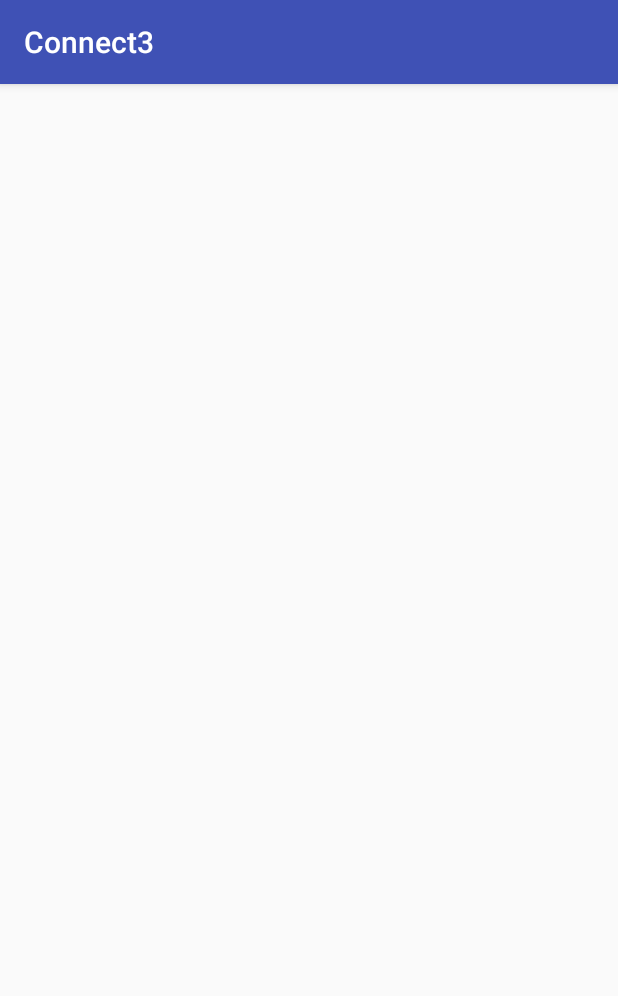
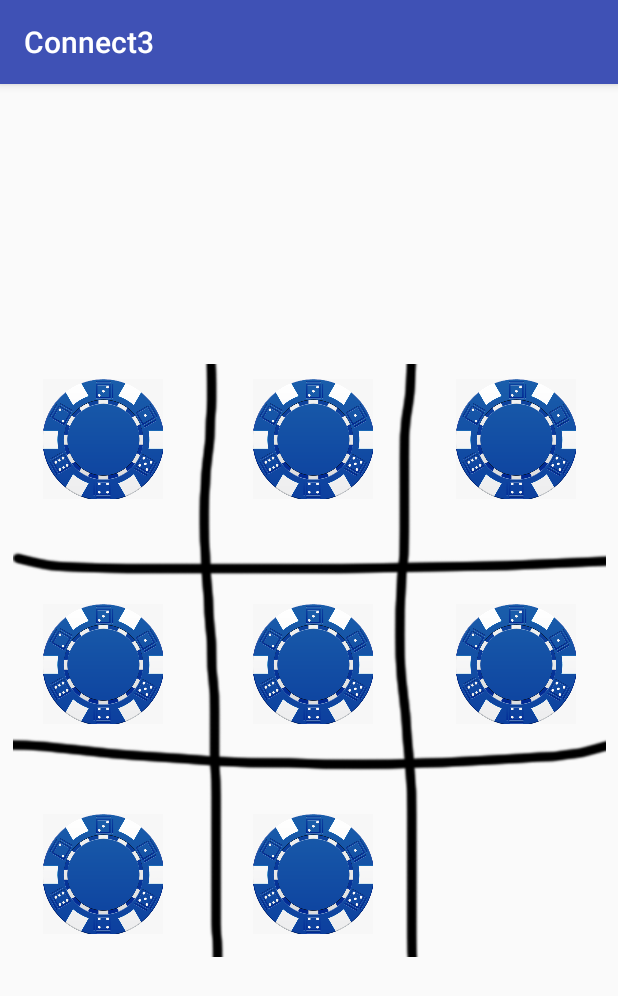
Before and after one commit to RishabParmar/Connect3, an Android app: the screen it shows after launch (MainActivity), on a phone screen of 412 x 824 dp. Shown: the top 996 px of the screen. Run offline under Robolectric (Android 15) with nearby library versions, the light colour scheme and no system bars.

Commit message:
Designed the board game grid, the coin crop animation and the prototype algorithm

```diff
--- a/app/src/main/java/com/example/parma/connect3/MainActivity.java
+++ b/app/src/main/java/com/example/parma/connect3/MainActivity.java
@@ -2,10 +2,37 @@ package com.example.parma.connect3;
 
 import android.support.v7.app.AppCompatActivity;
 import android.os.Bundle;
+import android.util.Log;
 import android.view.View;
 import android.widget.ImageView;
 
 public class MainActivity extends AppCompatActivity {
+
+    // 0: Blue, 1: Black, -1: Empty board cell
+    int r00 = -1;
+    int r01 = -1;
+    int r02 = -1;
+    int r10 = -1;
+    int r11 = -1;
+    int r12 = -1;
+    int r20 = -1;
+    int r21 = -1;
+    int r22 = -1;
+
+    public void dropChip(View view) {
+        ImageView board_cell = (ImageView) view;
+        String board_cellTag = board_cell.getTag().toString();
+        Log.i("Cell tag ", board_cellTag);
+
+        // First check the condition to find out what color of coin was inserted in last, blue or black
+        // Next, once the coin has been inserted, remove the onclick attribute of the imageview in question
+        // Finally, update the occupied matrix and check it at the end of each click
+        // Lastly, the play again button will reset all the value to -1 as it should and clear the UI of the chips
+
+        board_cell.setImageResource(R.drawable.blue);
+        board_cell.setY(-1000f);
+        board_cell.animate().translationY(0f).setDuration(500);
+    }
 
     @Override
     protected void onCreate(Bundle savedInstanceState) {
--- a/app/src/main/res/layout/activity_main.xml
+++ b/app/src/main/res/layout/activity_main.xml
@@ -7,17 +7,116 @@
     tools:context="com.example.parma.connect3.MainActivity">
 
     <GridLayout
-        android:id="@+id/playSpace"
-        android:layout_width="0dp"
-        android:layout_height="442dp"
+        android:layout_width="395dp"
+        android:layout_height="395dp"
         android:layout_marginBottom="8dp"
         android:layout_marginEnd="8dp"
         android:layout_marginStart="8dp"
         android:layout_marginTop="8dp"
+        android:background="@drawable/play_board"
+        android:columnCount="3"
+        android:rowCount="3"
         app:layout_constraintBottom_toBottomOf="parent"
         app:layout_constraintEnd_toEndOf="parent"
         app:layout_constraintStart_toStartOf="parent"
         app:layout_constraintTop_toTopOf="parent">
 
+        <ImageView
+            android:id="@+id/r00"
+            android:layout_width="80dp"
+            android:layout_height="80dp"
+            android:layout_margin="10dp"
+            android:layout_marginLeft="20dp"
+            android:adjustViewBounds="false"
+            android:cropToPadding="false"
+            app:srcCompat="@drawable/blue"
+            tools:layout_editor_absoluteX="0dp"
+            tools:layout_editor_absoluteY="104dp" />
+
+        <ImageView
+            android:id="@+id/r01"
+            android:layout_width="80dp"
+            android:layout_height="80dp"
+            android:layout_margin="10dp"
+            android:layout_marginLeft="50dp"
+            app:srcCompat="@drawable/blue"
+            tools:layout_editor_absoluteX="0dp"
+            tools:layout_editor_absoluteY="104dp" />
+
+        <ImageView
+            android:id="@+id/r02"
+            android:layout_width="80dp"
+            android:layout_height="80dp"
+            android:layout_margin="10dp"
+            android:layout_marginLeft="25dp"
+            app:srcCompat="@drawable/blue"
+            tools:layout_editor_absoluteX="0dp"
+            tools:layout_editor_absoluteY="104dp" />
+
+        <ImageView
+            android:id="@+id/r10"
+            android:layout_width="80dp"
+            android:layout_height="80dp"
+            android:layout_margin="10dp"
+            android:layout_marginLeft="20dp"
+            android:layout_marginTop="60dp"
+            app:srcCompat="@drawable/blue"
+            tools:layout_editor_absoluteX="0dp"
+            tools:layout_editor_absoluteY="104dp" />
+
+        <ImageView
+            android:id="@+id/r11"
+            android:layout_width="80dp"
+            android:layout_height="80dp"
+            android:layout_margin="30dp"
+            android:layout_marginLeft="50dp"
+            android:layout_marginTop="60dp"
+            app:srcCompat="@drawable/blue"
+            tools:layout_editor_absoluteX="0dp"
+            tools:layout_editor_absoluteY="104dp" />
+
+        <ImageView
+            android:id="@+id/r12"
+            android:layout_width="80dp"
+            android:layout_height="80dp"
+            android:layout_margin="10dp"
+            android:layout_marginLeft="25dp"
+            android:layout_marginTop="60dp"
+            app:srcCompat="@drawable/blue"
+            tools:layout_editor_absoluteX="0dp"
+            tools:layout_editor_absoluteY="104dp" />
+
+        <ImageView
+            android:id="@+id/r20"
+            android:layout_width="80dp"
+            android:layout_height="80dp"
+            android:layout_marginLeft="20dp"
+            android:layout_marginTop="30dp"
+            app:srcCompat="@drawable/blue"
+            tools:layout_editor_absoluteX="0dp"
+            tools:layout_editor_absoluteY="104dp" />
+
+        <ImageView
+            android:id="@+id/r21"
+            android:layout_width="80dp"
+            android:layout_height="80dp"
+            android:layout_marginLeft="50dp"
+            android:layout_marginTop="30dp"
+            app:srcCompat="@drawable/blue"
+            tools:layout_editor_absoluteX="0dp"
+            tools:layout_editor_absoluteY="104dp" />
+
+        <ImageView
+            android:id="@+id/r22"
+            android:layout_width="80dp"
+            android:layout_height="80dp"
+            android:layout_marginLeft="25dp"
+            android:layout_marginTop="30dp"
+
+            android:onClick="dropChip"
+            android:tag="r22"
+            tools:layout_editor_absoluteX="0dp"
+            tools:layout_editor_absoluteY="104dp" />
     </GridLayout>
+
 </android.support.constraint.ConstraintLayout>
```
Also changed, not shown: app/src/main/res/drawable/black.png (added), app/src/main/res/drawable/blue.png (added), app/src/main/res/drawable/play_board.png (added).
